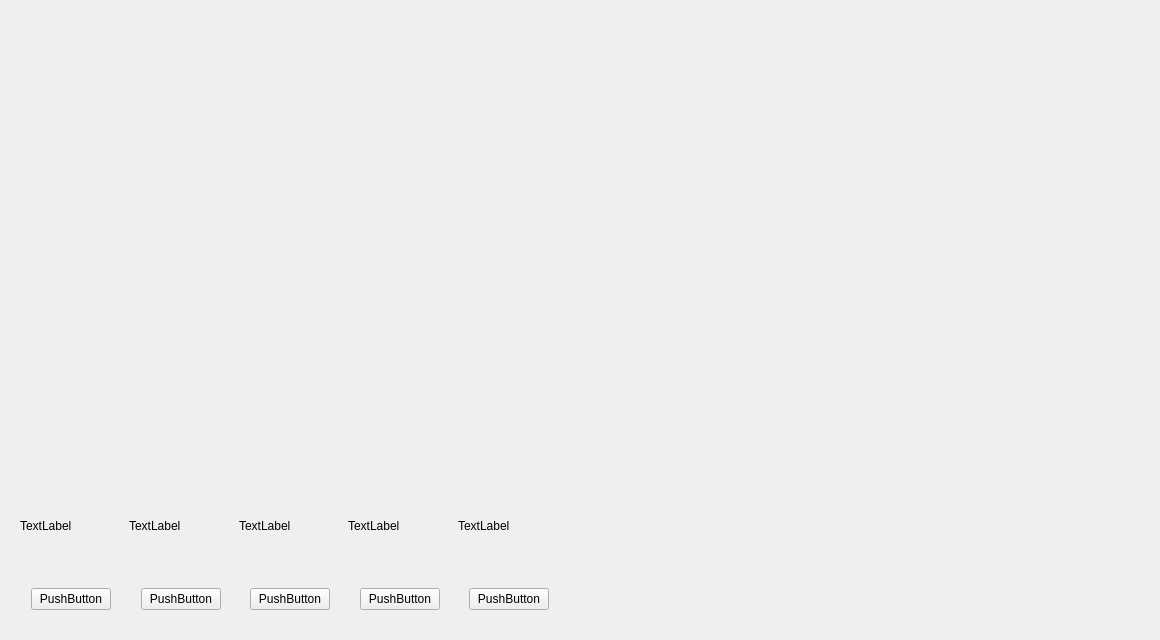
Old version of the form MARDA/pantallajuego.ui in the repository AndreyMena/SpiteAndMalice.
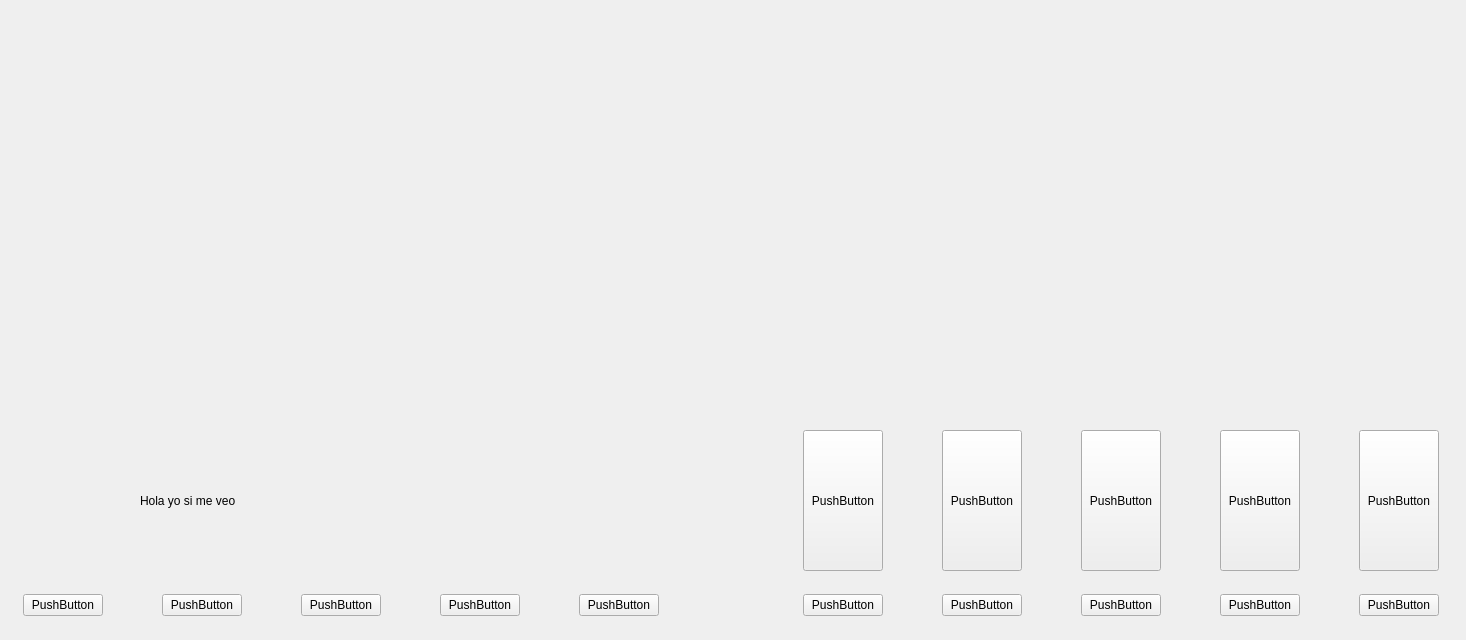
New version of the form. Icons and pictures are not drawn.

Commit message: Se agregan modificaciones de prueba

What changed in the file:
```diff
--- a/MARDA/pantallajuego.ui
+++ b/MARDA/pantallajuego.ui
@@ -6,7 +6,7 @@
    <rect>
     <x>0</x>
     <y>0</y>
-    <width>1160</width>
+    <width>1466</width>
     <height>640</height>
    </rect>
   </property>
@@ -16,43 +16,137 @@
   <widget class="QWidget" name="horizontalLayoutWidget">
    <property name="geometry">
     <rect>
-     <x>20</x>
-     <y>579</y>
-     <width>541</width>
-     <height>41</height>
+     <x>790</x>
+     <y>430</y>
+     <width>665</width>
+     <height>141</height>
     </rect>
    </property>
-   <layout class="QHBoxLayout" name="horizontalLayout">
-    <item alignment="Qt::AlignHCenter">
-     <widget class="QPushButton" name="pushButton_2">
+   <layout class="QHBoxLayout" name="horizontalLayout_3">
+    <item>
+     <widget class="QPushButton" name="pushButton_11">
+      <property name="sizePolicy">
+       <sizepolicy hsizetype="Fixed" vsizetype="Expanding">
+        <horstretch>0</horstretch>
+        <verstretch>0</verstretch>
+       </sizepolicy>
+      </property>
       <property name="text">
        <string>PushButton</string>
       </property>
      </widget>
     </item>
-    <item alignment="Qt::AlignHCenter">
-     <widget class="QPushButton" name="pushButton_4">
+    <item>
+     <spacer name="horizontalSpacer_5">
+      <property name="orientation">
+       <enum>Qt::Horizontal</enum>
+      </property>
+      <property name="sizeType">
+       <enum>QSizePolicy::Fixed</enum>
+      </property>
+      <property name="sizeHint" stdset="0">
+       <size>
+        <width>40</width>
+        <height>20</height>
+       </size>
+      </property>
+     </spacer>
+    </item>
+    <item>
+     <widget class="QPushButton" name="pushButton_12">
+      <property name="sizePolicy">
+       <sizepolicy hsizetype="Fixed" vsizetype="Expanding">
+        <horstretch>0</horstretch>
+        <verstretch>0</verstretch>
+       </sizepolicy>
+      </property>
       <property name="text">
        <string>PushButton</string>
       </property>
      </widget>
     </item>
-    <item alignment="Qt::AlignHCenter">
-     <widget class="QPushButton" name="pushButton_5">
+    <item>
+     <spacer name="horizontalSpacer_6">
+      <property name="orientation">
+       <enum>Qt::Horizontal</enum>
+      </property>
+      <property name="sizeType">
+       <enum>QSizePolicy::Fixed</enum>
+      </property>
+      <property name="sizeHint" stdset="0">
+       <size>
+        <width>40</width>
+        <height>20</height>
+       </size>
+      </property>
+     </spacer>
+    </item>
+    <item>
+     <widget class="QPushButton" name="pushButton_13">
+      <property name="sizePolicy">
+       <sizepolicy hsizetype="Fixed" vsizetype="Expanding">
+        <horstretch>0</horstretch>
+        <verstretch>0</verstretch>
+       </sizepolicy>
+      </property>
       <property name="text">
        <string>PushButton</string>
       </property>
      </widget>
     </item>
-    <item alignment="Qt::AlignHCenter">
-     <widget class="QPushButton" name="pushButton_3">
+    <item>
+     <spacer name="horizontalSpacer_7">
+      <property name="orientation">
+       <enum>Qt::Horizontal</enum>
+      </property>
+      <property name="sizeType">
+       <enum>QSizePolicy::Fixed</enum>
+      </property>
+      <property name="sizeHint" stdset="0">
+       <size>
+        <width>40</width>
+        <height>20</height>
+       </size>
+      </property>
+     </spacer>
+    </item>
+    <item>
+     <widget class="QPushButton" name="pushButton_14">
+      <property name="sizePolicy">
+       <sizepolicy hsizetype="Fixed" vsizetype="Expanding">
+        <horstretch>0</horstretch>
+        <verstretch>0</verstretch>
+       </sizepolicy>
+      </property>
       <property name="text">
        <string>PushButton</string>
       </property>
      </widget>
     </item>
-    <item alignment="Qt::AlignHCenter">
-     <widget class="QPushButton" name="pushButton">
+    <item>
+     <spacer name="horizontalSpacer_8">
+      <property name="orientation">
+       <enum>Qt::Horizontal</enum>
+      </property>
+      <property name="sizeType">
+       <enum>QSizePolicy::Fixed</enum>
+      </property>
+      <property name="sizeHint" stdset="0">
+       <size>
+        <width>40</width>
+        <height>20</height>
+       </size>
+      </property>
+     </spacer>
+    </item>
+    <item>
+     <widget class="QPushButton" name="pushButton_15">
+      <property name="sizePolicy">
+       <sizepolicy hsizetype="Fixed" vsizetype="Expanding">
+        <horstretch>0</horstretch>
+        <verstretch>0</verstretch>
+       </sizepolicy>
+      </property>
       <property name="text">
        <string>PushButton</string>
       </property>
@@ -63,50 +157,432 @@
   <widget class="QWidget" name="horizontalLayoutWidget_2">
    <property name="geometry">
     <rect>
-     <x>20</x>
-     <y>480</y>
-     <width>541</width>
-     <height>91</height>
+     <x>790</x>
+     <y>580</y>
+     <width>665</width>
+     <height>51</height>
     </rect>
    </property>
    <layout class="QHBoxLayout" name="horizontalLayout_2">
     <item>
-     <widget class="QLabel" name="label_5">
+     <widget class="QPushButton" name="pushButton_16">
+      <property name="sizePolicy">
+       <sizepolicy hsizetype="Fixed" vsizetype="Fixed">
+        <horstretch>0</horstretch>
+        <verstretch>0</verstretch>
+       </sizepolicy>
+      </property>
       <property name="text">
-       <string>TextLabel</string>
+       <string>PushButton</string>
       </property>
      </widget>
     </item>
     <item>
-     <widget class="QLabel" name="label_4">
+     <spacer name="horizontalSpacer_9">
+      <property name="orientation">
+       <enum>Qt::Horizontal</enum>
+      </property>
+      <property name="sizeType">
+       <enum>QSizePolicy::Fixed</enum>
+      </property>
+      <property name="sizeHint" stdset="0">
+       <size>
+        <width>40</width>
+        <height>20</height>
+       </size>
+      </property>
+     </spacer>
+    </item>
+    <item>
+     <widget class="QPushButton" name="pushButton_17">
+      <property name="sizePolicy">
+       <sizepolicy hsizetype="Fixed" vsizetype="Fixed">
+        <horstretch>0</horstretch>
+        <verstretch>0</verstretch>
+       </sizepolicy>
+      </property>
       <property name="text">
-       <string>TextLabel</string>
+       <string>PushButton</string>
       </property>
      </widget>
     </item>
     <item>
-     <widget class="QLabel" name="label_3">
+     <spacer name="horizontalSpacer_10">
+      <property name="orientation">
+       <enum>Qt::Horizontal</enum>
+      </property>
+      <property name="sizeType">
+       <enum>QSizePolicy::Fixed</enum>
+      </property>
+      <property name="sizeHint" stdset="0">
+       <size>
+        <width>40</width>
+        <height>20</height>
+       </size>
+      </property>
+     </spacer>
+    </item>
+    <item>
+     <widget class="QPushButton" name="pushButton_18">
+      <property name="sizePolicy">
+       <sizepolicy hsizetype="Fixed" vsizetype="Fixed">
+        <horstretch>0</horstretch>
+        <verstretch>0</verstretch>
+       </sizepolicy>
+      </property>
       <property name="text">
-       <string>TextLabel</string>
+       <string>PushButton</string>
       </property>
      </widget>
     </item>
     <item>
-     <widget class="QLabel" name="label_2">
+     <spacer name="horizontalSpacer_11">
+      <property name="orientation">
+       <enum>Qt::Horizontal</enum>
+      </property>
+      <property name="sizeType">
+       <enum>QSizePolicy::Fixed</enum>
+      </property>
+      <property name="sizeHint" stdset="0">
+       <size>
+        <width>40</width>
+        <height>20</height>
+       </size>
+      </property>
+     </spacer>
+    </item>
+    <item>
+     <widget class="QPushButton" name="pushButton_19">
+      <property name="sizePolicy">
+       <sizepolicy hsizetype="Fixed" vsizetype="Fixed">
+        <horstretch>0</horstretch>
+        <verstretch>0</verstretch>
+       </sizepolicy>
+      </property>
       <property name="text">
-       <string>TextLabel</string>
+       <string>PushButton</string>
       </property>
      </widget>
     </item>
     <item>
-     <widget class="QLabel" name="label">
+     <spacer name="horizontalSpacer_12">
+      <property name="orientation">
+       <enum>Qt::Horizontal</enum>
+      </property>
+      <property name="sizeType">
+       <enum>QSizePolicy::Fixed</enum>
+      </property>
+      <property name="sizeHint" stdset="0">
+       <size>
+        <width>40</width>
+        <height>20</height>
+       </size>
+      </property>
+     </spacer>
+    </item>
+    <item>
+     <widget class="QPushButton" name="pushButton_20">
+      <property name="sizePolicy">
+       <sizepolicy hsizetype="Fixed" vsizetype="Fixed">
+        <horstretch>0</horstretch>
+        <verstretch>0</verstretch>
+       </sizepolicy>
+      </property>
       <property name="text">
-       <string>TextLabel</string>
+       <string>PushButton</string>
       </property>
      </widget>
     </item>
    </layout>
   </widget>
+  <widget class="QWidget" name="horizontalLayoutWidget_5">
+   <property name="geometry">
+    <rect>
+     <x>10</x>
+     <y>580</y>
+     <width>665</width>
+     <height>51</height>
+    </rect>
+   </property>
+   <layout class="QHBoxLayout" name="horizontalLayout_5">
+    <item>
+     <widget class="QPushButton" name="pushButton_21">
+      <property name="sizePolicy">
+       <sizepolicy hsizetype="Fixed" vsizetype="Fixed">
+        <horstretch>0</horstretch>
+        <verstretch>0</verstretch>
+       </sizepolicy>
+      </property>
+      <property name="text">
+       <string>PushButton</string>
+      </property>
+     </widget>
+    </item>
+    <item>
+     <spacer name="horizontalSpacer_13">
+      <property name="orientation">
+       <enum>Qt::Horizontal</enum>
+      </property>
+      <property name="sizeType">
+       <enum>QSizePolicy::Fixed</enum>
+      </property>
+      <property name="sizeHint" stdset="0">
+       <size>
+        <width>40</width>
+        <height>20</height>
+       </size>
+      </property>
+     </spacer>
+    </item>
+    <item>
+     <widget class="QPushButton" name="pushButton_22">
+      <property name="sizePolicy">
+       <sizepolicy hsizetype="Fixed" vsizetype="Fixed">
+        <horstretch>0</horstretch>
+        <verstretch>0</verstretch>
+       </sizepolicy>
+      </property>
+      <property name="text">
+       <string>PushButton</string>
+      </property>
+     </widget>
+    </item>
+    <item>
+     <spacer name="horizontalSpacer_14">
+      <property name="orientation">
+       <enum>Qt::Horizontal</enum>
+      </property>
+      <property name="sizeType">
+       <enum>QSizePolicy::Fixed</enum>
+      </property>
+      <property name="sizeHint" stdset="0">
+       <size>
+        <width>40</width>
+        <height>20</height>
+       </size>
+      </property>
+     </spacer>
+    </item>
+    <item>
+     <widget class="QPushButton" name="pushButton_23">
+      <property name="sizePolicy">
+       <sizepolicy hsizetype="Fixed" vsizetype="Fixed">
+        <horstretch>0</horstretch>
+        <verstretch>0</verstretch>
+       </sizepolicy>
+      </property>
+      <property name="text">
+       <string>PushButton</string>
+      </property>
+     </widget>
+    </item>
+    <item>
+     <spacer name="horizontalSpacer_15">
+      <property name="orientation">
+       <enum>Qt::Horizontal</enum>
+      </property>
+      <property name="sizeType">
+       <enum>QSizePolicy::Fixed</enum>
+      </property>
+      <property name="sizeHint" stdset="0">
+       <size>
+        <width>40</width>
+        <height>20</height>
+       </size>
+      </property>
+     </spacer>
+    </item>
+    <item>
+     <widget class="QPushButton" name="pushButton_24">
+      <property name="sizePolicy">
+       <sizepolicy hsizetype="Fixed" vsizetype="Fixed">
+        <horstretch>0</horstretch>
+        <verstretch>0</verstretch>
+       </sizepolicy>
+      </property>
+      <property name="text">
+       <string>PushButton</string>
+      </property>
+     </widget>
+    </item>
+    <item>
+     <spacer name="horizontalSpacer_16">
+      <property name="orientation">
+       <enum>Qt::Horizontal</enum>
+      </property>
+      <property name="sizeType">
+       <enum>QSizePolicy::Fixed</enum>
+      </property>
+      <property name="sizeHint" stdset="0">
+       <size>
+        <width>40</width>
+        <height>20</height>
+       </size>
+      </property>
+     </spacer>
+    </item>
+    <item>
+     <widget class="QPushButton" name="pushButton_25">
+      <property name="sizePolicy">
+       <sizepolicy hsizetype="Fixed" vsizetype="Fixed">
+        <horstretch>0</horstretch>
+        <verstretch>0</verstretch>
+       </sizepolicy>
+      </property>
+      <property name="text">
+       <string>PushButton</string>
+      </property>
+     </widget>
+    </item>
+   </layout>
+  </widget>
+  <widget class="QLabel" name="label">
+   <property name="enabled">
+    <bool>true</bool>
+   </property>
+   <property name="geometry">
+    <rect>
+     <x>10</x>
+     <y>430</y>
+     <width>111</width>
+     <height>141</height>
+    </rect>
+   </property>
+   <property name="text">
+    <string/>
+   </property>
+   <property name="scaledContents">
+    <bool>true</bool>
+   </property>
+   <property name="wordWrap">
+    <bool>false</bool>
+   </property>
+  </widget>
+  <widget class="QLabel" name="label_2">
+   <property name="geometry">
+    <rect>
+     <x>140</x>
+     <y>430</y>
+     <width>111</width>
+     <height>141</height>
+    </rect>
+   </property>
+   <property name="text">
+    <string>Hola yo si me veo</string>
+   </property>
+   <property name="pixmap">
+    <pixmap>../../../../Downloads/as.PNG</pixmap>
+   </property>
+   <property name="scaledContents">
+    <bool>true</bool>
+   </property>
+   <property name="wordWrap">
+    <bool>true</bool>
+   </property>
+  </widget>
+  <widget class="QLabel" name="label_3">
+   <property name="geometry">
+    <rect>
+     <x>270</x>
+     <y>430</y>
+     <width>111</width>
+     <height>141</height>
+    </rect>
+   </property>
+   <property name="text">
+    <string/>
+   </property>
+   <property name="pixmap">
+    <pixmap>../../../../Downloads/as.PNG</pixmap>
+   </property>
+   <property name="scaledContents">
+    <bool>true</bool>
+   </property>
+   <property name="wordWrap">
+    <bool>true</bool>
+   </property>
+  </widget>
+  <widget class="QLabel" name="label_4">
+   <property name="geometry">
+    <rect>
+     <x>400</x>
+     <y>430</y>
+     <width>111</width>
+     <height>141</height>
+    </rect>
+   </property>
+   <property name="text">
+    <string/>
+   </property>
+   <property name="pixmap">
+    <pixmap>../../../../Downloads/as.PNG</pixmap>
+   </property>
+   <property name="scaledContents">
+    <bool>true</bool>
+   </property>
+   <property name="wordWrap">
+    <bool>true</bool>
+   </property>
+  </widget>
+  <widget class="QLabel" name="label_5">
+   <property name="geometry">
+    <rect>
+     <x>560</x>
+     <y>430</y>
+     <width>111</width>
+     <height>141</height>
+    </rect>
+   </property>
+   <property name="text">
+    <string/>
+   </property>
+   <property name="pixmap">
+    <pixmap>../../../../Downloads/as.PNG</pixmap>
+   </property>
+   <property name="scaledContents">
+    <bool>true</bool>
+   </property>
+   <property name="wordWrap">
+    <bool>true</bool>
+   </property>
+  </widget>
+  <widget class="QWidget" name="verticalLayoutWidget">
+   <property name="geometry">
+    <rect>
+     <x>450</x>
+     <y>100</y>
+     <width>191</width>
+     <height>201</height>
+    </rect>
+   </property>
+   <layout class="QVBoxLayout" name="verticalLayout">
+    <item>
+     <widget class="QLabel" name="label_6">
+      <property name="text">
+       <string/>
+      </property>
+      <property name="pixmap">
+       <pixmap>../../../../Downloads/as.PNG</pixmap>
+      </property>
+      <property name="scaledContents">
+       <bool>true</bool>
+      </property>
+      <property name="wordWrap">
+       <bool>true</bool>
+      </property>
+     </widget>
+    </item>
+   </layout>
+  </widget>
+  <zorder>horizontalLayoutWidget_3</zorder>
+  <zorder>horizontalLayoutWidget_4</zorder>
+  <zorder>horizontalLayoutWidget_5</zorder>
+  <zorder>label_2</zorder>
+  <zorder>label_3</zorder>
+  <zorder>label_4</zorder>
+  <zorder>label_5</zorder>
+  <zorder>label</zorder>
+  <zorder>verticalLayoutWidget</zorder>
  </widget>
  <resources/>
  <connections/>
```
Left out of the diff: 6 changed lines with no effect on the pictures. The commit also changes 2 other files.
